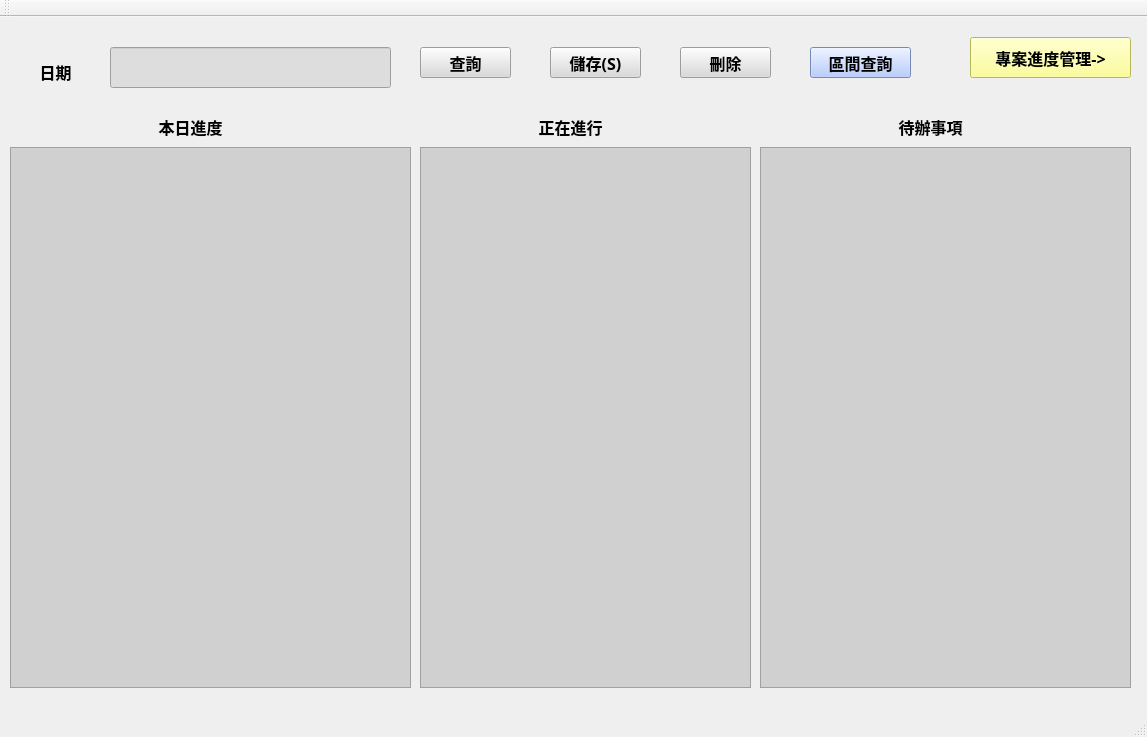
Old version of the form mainwindow.ui in the repository Linlai2369632/workingDiary.
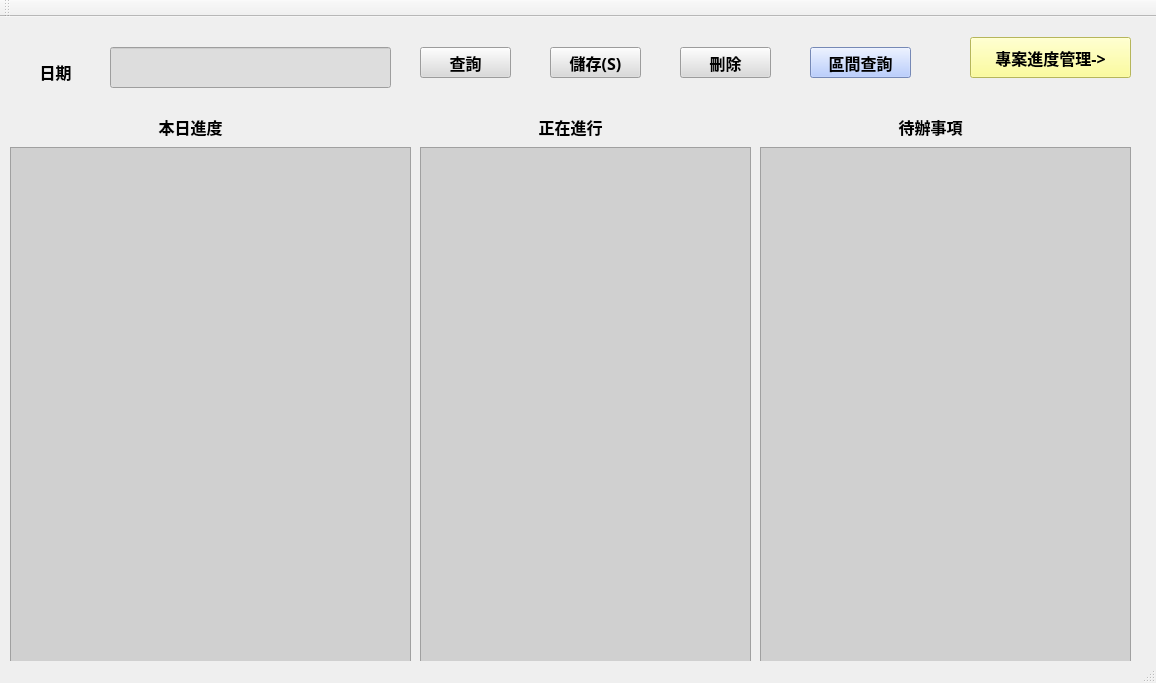
New version of the form.

What changed in the file:
```diff
--- a/mainwindow.ui
+++ b/mainwindow.ui
@@ -6,8 +6,8 @@
    <rect>
     <x>0</x>
     <y>0</y>
-    <width>1147</width>
-    <height>737</height>
+    <width>1156</width>
+    <height>683</height>
    </rect>
   </property>
   <property name="windowTitle">
```
Left out of the diff: 27 changed lines with no effect on the pictures.
